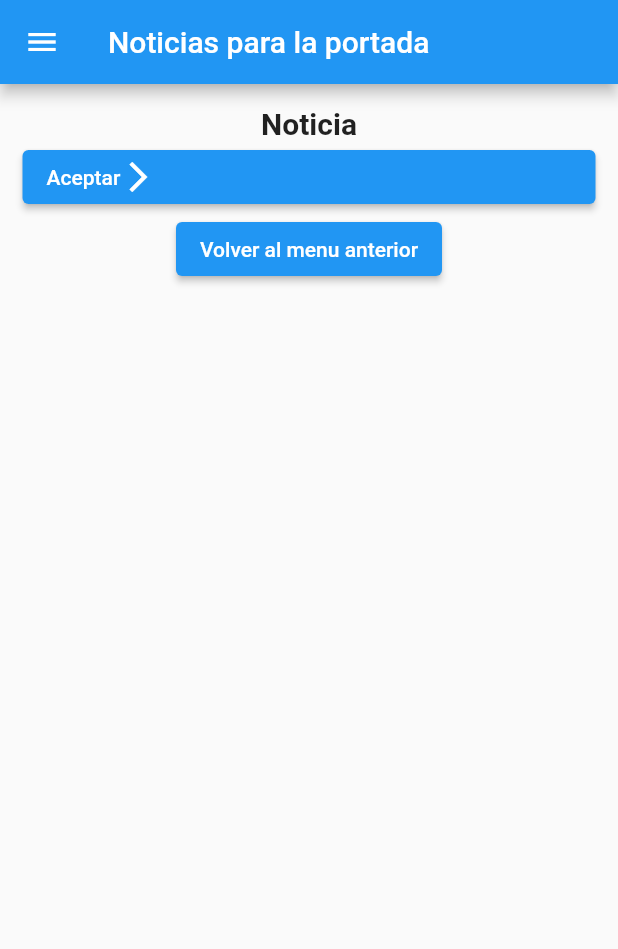
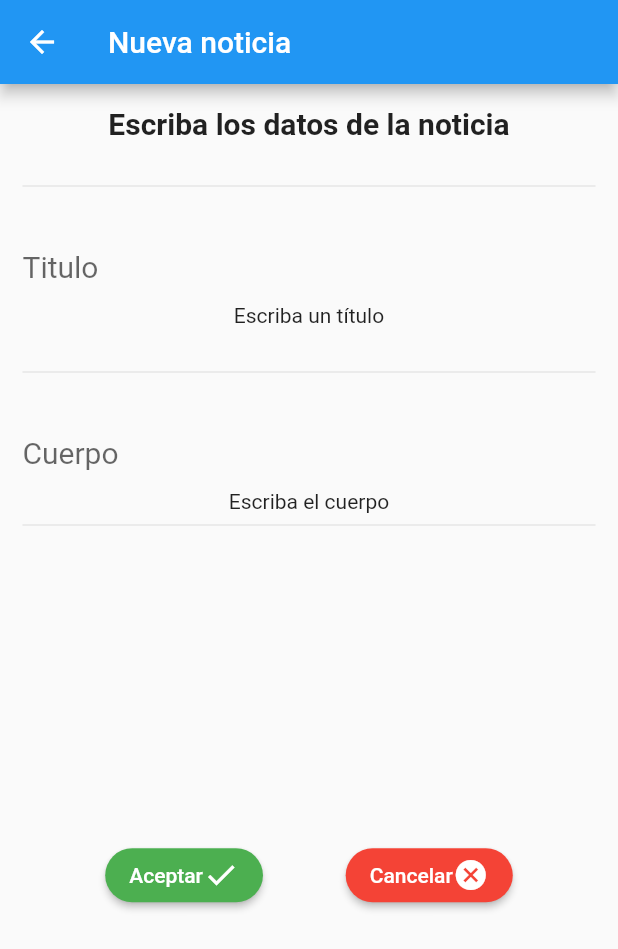
Before and after one commit to renrevm/salvandoalsoldadoalvarez, a Flutter app: the PublicarNoticiasPage screen opened directly with empty values, after a tap on "Aceptar", on a phone screen of 412 x 824 dp. Shown: the top 949 px of the screen. Run offline on Flutter 3.47's test engine with Material 2 defaults, Android fonts, the phone set to English and light mode, and no system bars; our stand-ins replace cloud_firestore, firebase_auth, firebase_core, google_sign_in, material_design_icons_flutter; accounts and stored records are empty; network calls fail.

Commit message:
Agregar noticia para admin

```diff
--- a/dam_c3_cliente/lib/adminpages/publicar_noticias_page.dart
+++ b/dam_c3_cliente/lib/adminpages/publicar_noticias_page.dart
@@ -1,6 +1,6 @@
 // ignore_for_file: deprecated_member_use
 
-import 'package:dam_c3_cliente/pages/menu_page.dart';
+import 'package:dam_c3_cliente/services/firestore_service.dart';
 import 'package:flutter/material.dart';
 
 // ignore: must_be_immutable
@@ -13,37 +13,115 @@ class PublicarNoticiasPage extends StatefulWidget {
 }
 
 class _PublicarNoticiasPageState extends State<PublicarNoticiasPage> {
+  final _formKey = GlobalKey<FormState>();
+  final cuerpoController = TextEditingController();
+  final tituloController = TextEditingController();
+  String errorCuerpo = '';
+  String errortitulo = '';
   @override
   Widget build(BuildContext context) {
     return Scaffold(
       appBar: AppBar(
-        title: Text('Noticias para la portada'),
+        title: Text('Nueva noticia'),
       ),
-      drawer: MenuPage(widget.nombre, widget.correo, widget.url),
+      //drawer: MenuPage(widget.nombre, widget.correo, widget.url),
       body: Padding(
         padding: const EdgeInsets.all(15),
+        child: Form(
+          key: _formKey,
           child: Column(
             children: [
               Text(
-              'Noticia',
+                'Escriba los datos de la noticia',
                 style: TextStyle(fontSize: 20, fontWeight: FontWeight.bold),
               ),
+              Divider(
+                height: 60,
+                thickness: 0,
+              ),
+              TextFormField(
+                style: TextStyle(fontSize: 20),
+                cursorWidth: 0.5,
+                controller: tituloController,
+                decoration: InputDecoration(
+                    border: InputBorder.none,
+                    fillColor: Colors.grey,
+                    focusColor: Colors.grey,
+                    hintText: 'Titulo'),
+              ),
+              Text(errortitulo),
+              Divider(
+                height: 60,
+                thickness: 0,
+              ),
+              TextFormField(
+                style: TextStyle(fontSize: 20),
+                controller: cuerpoController,
+                decoration: InputDecoration(
+                    border: InputBorder.none,
+                    fillColor: Colors.grey,
+                    focusColor: Colors.grey,
+                    hintText: 'Cuerpo'),
+              ),
+              Text(errorCuerpo),
+              Divider(),
+              Expanded(
+                child: Row(
+                  mainAxisAlignment: MainAxisAlignment.spaceEvenly,
+                  children: [
                     ElevatedButton(
+                      style: ElevatedButton.styleFrom(
+                          backgroundColor: Colors.green,
+                          shape: RoundedRectangleBorder(
+                              borderRadius:
+                                  BorderRadius.all(Radius.circular(50.0)))),
                       child: Row(
                         children: [
                           Text('Aceptar'),
-                  Icon(Icons.arrow_forward_ios),
+                          Icon(Icons.check),
                         ],
                       ),
-              onPressed: () => {},
+                      onPressed: () {
+                        setState(() {
+                          if (tituloController.text == '') {
+                            errortitulo = 'Escriba un título';
+                          } else {
+                            errortitulo = '';
+                          }
+                          if (cuerpoController.text == '') {
+                            errorCuerpo = 'Escriba el cuerpo';
+                          } else {
+                            errorCuerpo = '';
+                          }
+                          if (tituloController.text != '' &&
+                              cuerpoController.text != '') {
+                            String titulo = tituloController.text;
+                            String descripcion = cuerpoController.text;
+                            FirestoreService().agregar(titulo, descripcion);
+                            Navigator.pop(context);
+                          }
+                        });
+                      },
                     ),
                     ElevatedButton(
-              child: Text('Volver al menu anterior'),
-              onPressed: () {
-                Navigator.pop(context);
-              },
+                      style: ElevatedButton.styleFrom(
+                          backgroundColor: Colors.red,
+                          shape: RoundedRectangleBorder(
+                              borderRadius:
+                                  BorderRadius.all(Radius.circular(50.0)))),
+                      child: Row(
+                        children: [
+                          Text('Cancelar'),
+                          Icon(Icons.cancel),
+                        ],
+                      ),
+                      onPressed: () => {Navigator.pop(context)},
                     ),
                   ],
+                ),
+              ),
+            ],
+          ),
         ),
       ),
     );
--- a/dam_c3_cliente/lib/pages/home_administrador_page.dart
+++ b/dam_c3_cliente/lib/pages/home_administrador_page.dart
@@ -8,6 +8,7 @@ import 'package:dam_c3_cliente/pages/menu_page.dart';
 import 'package:firebase_auth/firebase_auth.dart';
 import 'package:flutter/material.dart';
 
+import '../adminpages/portada_noticias_page.dart';
 import '../services/authentificator.dart';
 import '../widgets/muestra.dart';
 import 'login_page.dart';
@@ -96,12 +97,12 @@ class _HomeAdministradorPageState extends State<HomeAdministradorPage> {
             ),
             muestra(
               child: ElevatedButton(
-                child: Text('Publicar Noticias'),
+                child: Text('Noticias'),
                 onPressed: () {
                   Navigator.push(
                       context,
                       MaterialPageRoute(
-                          builder: (context) => PublicarNoticiasPage(
+                          builder: (context) => PortadaNoticiasPage(
                               widget.nombre, widget.correo, widget.url)));
                 },
                 //color: Colors.purpleAccent,
--- a/dam_c3_cliente/lib/pages/login_page.dart
+++ b/dam_c3_cliente/lib/pages/login_page.dart
@@ -80,7 +80,7 @@ class _LoginPageState extends State<LoginPage> {
                   Text(
                     'MASTER',
                     style: TextStyle(
-                        color: Color(kAccentColor1),
+                        color: Colors.yellow,
                         fontSize: 20,
                         fontFamily: 'Raleway',
                         fontWeight: FontWeight.w900),
```
Also changed, not shown: dam_c3_cliente/lib/adminpages/portada_noticias_page.dart (added, +93 -0 lines). Lines whose indentation alone changed are shown as unchanged.
